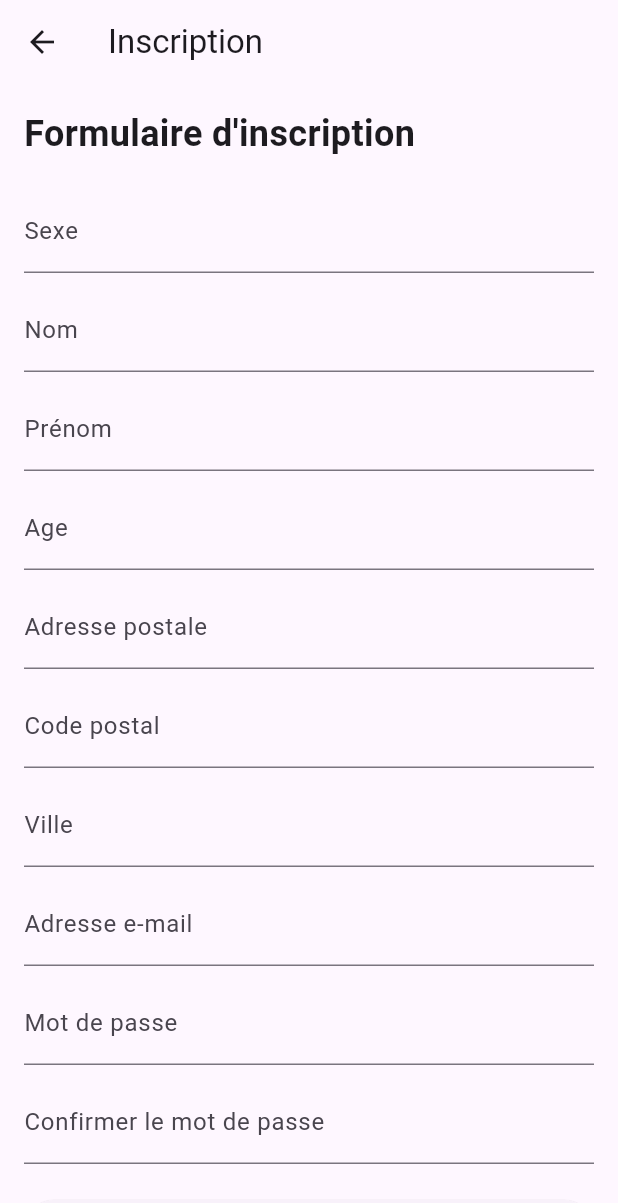
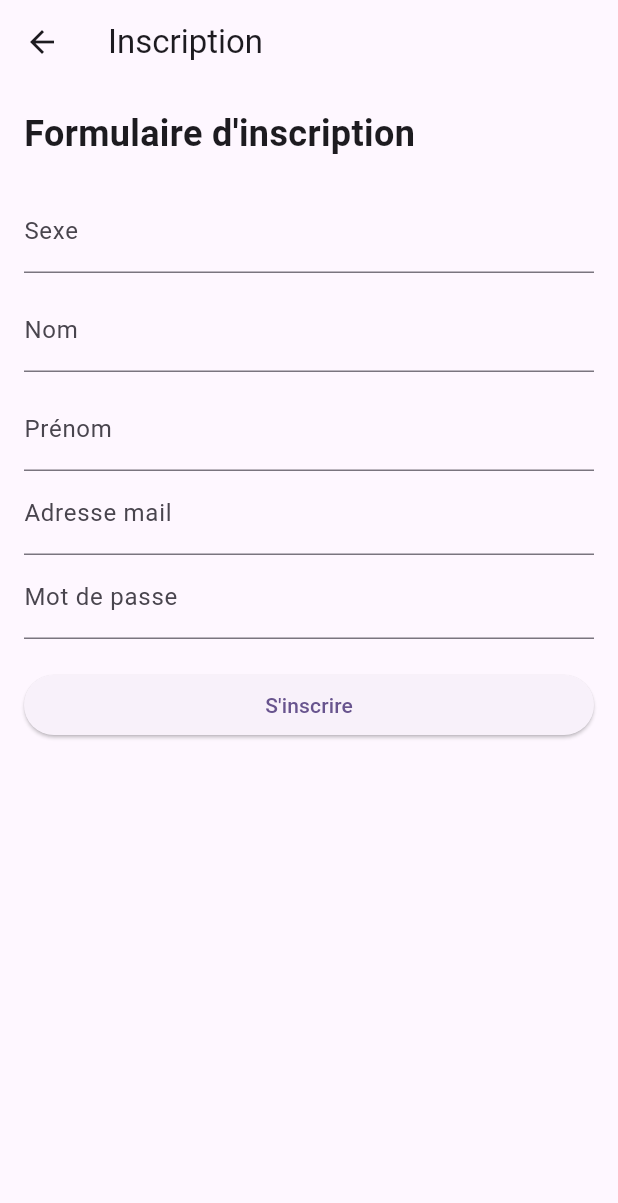
Before and after one commit to NadiaKlos/Flutter_Hear_me, a Flutter app: the InscriptionPage screen opened directly, on a phone screen of 412 x 824 dp. Shown: the top 1203 px of the screen. Run offline on Flutter 3.47's test engine with Material 3 defaults, Android fonts, the phone set to English and light mode, and no system bars; our stand-ins replace cloud_firestore, google_sign_in, speech_to_text; accounts and stored records are empty.

```diff
--- a/Application_Hearme/lib/pages/inscription_page.dart
+++ b/Application_Hearme/lib/pages/inscription_page.dart
@@ -1,6 +1,20 @@
+import 'package:cloud_firestore/cloud_firestore.dart';
 import 'package:flutter/material.dart';
 
-class InscriptionPage extends StatelessWidget {
+class InscriptionPage extends StatefulWidget {
+  @override
+  _InscriptionPageState createState() => _InscriptionPageState();
+}
+
+class _InscriptionPageState extends State<InscriptionPage> {
+  final TextEditingController _sexeController = TextEditingController();
+  final TextEditingController _nomController = TextEditingController();
+  final TextEditingController _prenomController = TextEditingController();
+  final TextEditingController _mailController = TextEditingController();
+  final TextEditingController _mdpController = TextEditingController();
+
+  // Ajoutez les autres contrôleurs pour les champs du formulaire de la même manière
+
   @override
   Widget build(BuildContext context) {
     return Scaffold(
@@ -19,52 +33,31 @@ class InscriptionPage extends StatelessWidget {
               ),
               SizedBox(height: 20),
               TextFormField(
+                controller: _sexeController,
                 decoration: InputDecoration(labelText: 'Sexe'),
               ),
               SizedBox(height: 10),
               TextFormField(
+                controller: _nomController,
                 decoration: InputDecoration(labelText: 'Nom'),
               ),
               SizedBox(height: 10),
               TextFormField(
+                controller: _prenomController,
                 decoration: InputDecoration(labelText: 'Prénom'),
               ),
-              SizedBox(height: 10),
               TextFormField(
-                decoration: InputDecoration(labelText: 'Age'),
+                controller: _mailController,
+                decoration: InputDecoration(labelText: 'Adresse mail'),
               ),
-              SizedBox(height: 10),
               TextFormField(
-                decoration: InputDecoration(labelText: 'Adresse postale'),
-              ),
-              SizedBox(height: 10),
-              TextFormField(
-                decoration: InputDecoration(labelText: 'Code postal'),
-              ),
-              SizedBox(height: 10),
-              TextFormField(
-                decoration: InputDecoration(labelText: 'Ville'),
-              ),
-              SizedBox(height: 10),
-              TextFormField(
-                decoration: InputDecoration(labelText: 'Adresse e-mail'),
-              ),
-              SizedBox(height: 10),
-              TextFormField(
-                obscureText: true,
+                controller: _mdpController,
                 decoration: InputDecoration(labelText: 'Mot de passe'),
               ),
-              SizedBox(height: 10),
-              TextFormField(
-                obscureText: true,
-                decoration: InputDecoration(labelText: 'Confirmer le mot de passe'),
-              ),
+              // Ajoutez les autres champs du formulaire de la même manière
               SizedBox(height: 20),
               ElevatedButton(
-                onPressed: () {
-                  // Action à effectuer lors de la soumission du formulaire
-                  print('Formulaire d\'inscription soumis');
-                },
+                onPressed: _submitForm,
                 child: Text('S\'inscrire'),
               ),
             ],
@@ -73,4 +66,49 @@ class InscriptionPage extends StatelessWidget {
       ),
     );
   }
+
+  void _submitForm() async {
+    // Récupérer les données du formulaire
+    String sexe = _sexeController.text;
+    String nom = _nomController.text;
+    String prenom = _prenomController.text;
+    String mail = _mailController.text;
+    String mdp = _mdpController.text;
+    // Ajoutez les autres champs du formulaire de la même manière
+
+    try {
+      // Ajouter les données à Firestore
+      await FirebaseFirestore.instance.collection('users').add({
+        'sexe': sexe,
+        'nom': nom,
+        'prenom': prenom,
+        'mail': mail,
+        'mdp': mdp,
+        // Ajouter les autres champs du formulaire de la même manière
+      });
+
+      // Afficher un message de succès
+      ScaffoldMessenger.of(context).showSnackBar(
+        SnackBar(content: Text('Inscription réussie')),
+      );
+
+      // Effacer les champs du formulaire après l'inscription réussie
+      _sexeController.clear();
+      _nomController.clear();
+      _prenomController.clear();
+      // Effacer les autres champs du formulaire de la même manière
+    } catch (e) {
+      // Afficher un message d'erreur s'il y a un problème lors de l'inscription
+      ScaffoldMessenger.of(context).showSnackBar(
+        SnackBar(content: Text('Erreur lors de l\'inscription')),
+      );
+      print('Erreur lors de l\'inscription : $e');
+    }
+  }
 }
+
+void main() {
+  runApp(MaterialApp(
+    home: InscriptionPage(),
+  ));
+}
--- a/Application_Hearme/pubspec.yaml
+++ b/Application_Hearme/pubspec.yaml
@@ -17,6 +17,7 @@ dependencies:
   firebase_core: 2.25.4
   firebase_auth: ^4.4.0
   flutter_blue: 0.8.0
+  cloud_firestore: ^4.15.4
 
 dev_dependencies:
   flutter_test:
```
Also changed, not shown: Application_Hearme/lib/pages/speech_to_text.dart (+14 -4 lines), Application_Hearme/pubspec.lock, 3 other files.
